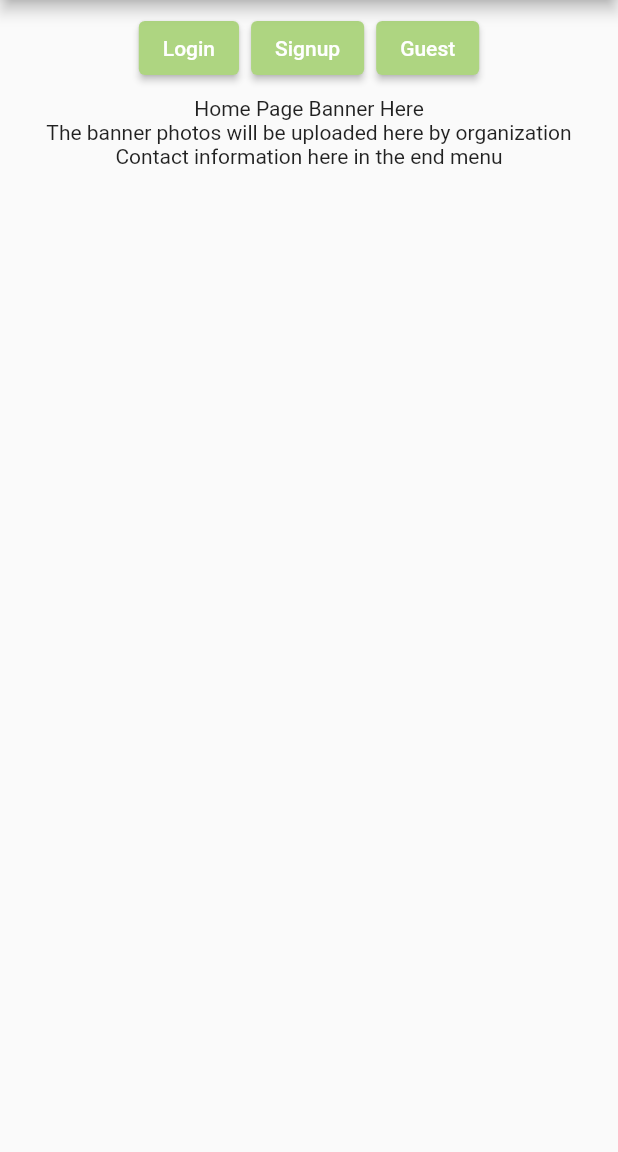
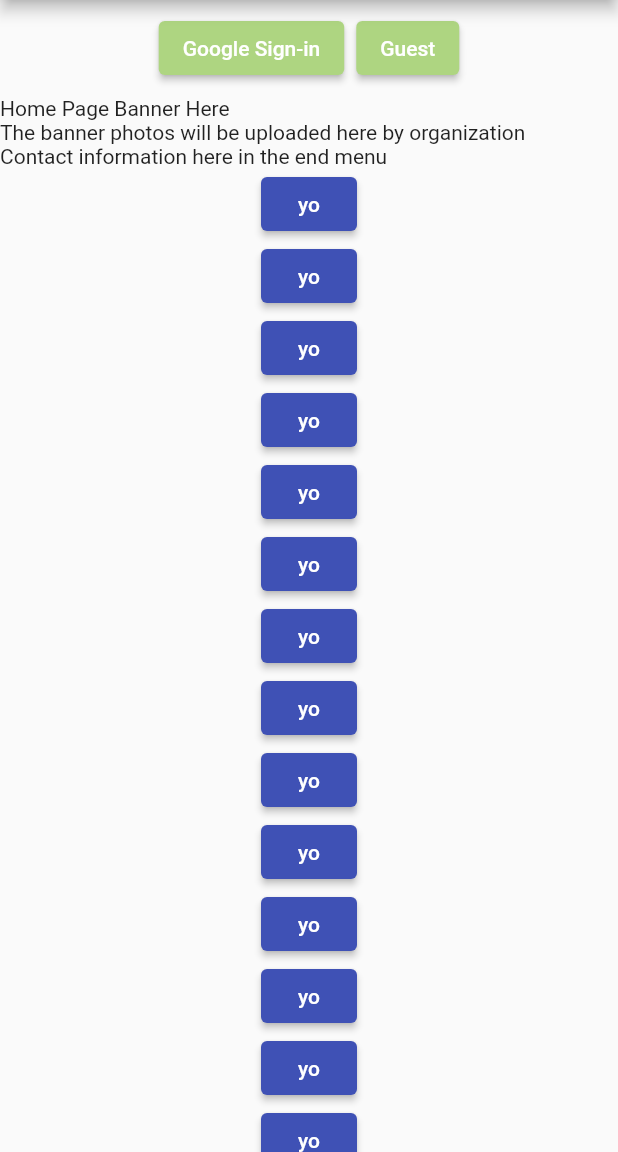
Before and after one commit to bhatiagagan24/Jack-The-Hack-Hackathon-, a Flutter app: the screen it shows after launch, on a phone screen of 412 x 824 dp, the part 84-1236 px from its top. Run offline on Flutter 3.47's test engine with Material 2 defaults, Android fonts, the phone set to English and light mode, and no system bars; missing offline and left inert: dart:ffi.

Commit message:
in applanding, return listview not column. modalsheet added

```diff
--- a/lib/screens/appLandingPage.dart
+++ b/lib/screens/appLandingPage.dart
@@ -1,6 +1,8 @@
 // login screen
 
 // ignore_for_file: file_names
+
+import 'dart:ffi';
 
 import 'package:flutter/material.dart';
 
@@ -9,8 +11,8 @@ class LoginScreen extends StatelessWidget {
 
   @override
   Widget build(BuildContext context) {
-    return Column(
-      crossAxisAlignment: CrossAxisAlignment.center,
+    return ListView(
+      // crossAxisAlignment: CrossAxisAlignment.center,
       children: <Widget>[
         // scrollDirection: Axis.vertical,
         // child:
@@ -25,14 +27,20 @@ class LoginScreen extends StatelessWidget {
               // layoutBehavior: ,
               children: <Widget>[
                 ElevatedButton(
-                  onPressed: () {},
-                  child: Text('Login'),
-                  style: ElevatedButton.styleFrom(
-                      primary: Colors.lightGreen.shade300),
-                ),
-                ElevatedButton(
-                  onPressed: () {},
-                  child: Text('Signup'),
+                  onPressed: () {
+                    showModalBottomSheet<void>(
+                      context: context,
+                      builder: (BuildContext context) {
+                        return Container(
+                          height: 200,
+                          child: Center(
+                            child: Text('This is the Modal Sheet'),
+                          ),
+                        );
+                      },
+                    );
+                  },
+                  child: Text('Google Sign-in'),
                   style: ElevatedButton.styleFrom(
                       primary: Colors.lightGreen.shade300),
                 ),
@@ -53,8 +61,31 @@ class LoginScreen extends StatelessWidget {
           'Home Page Banner Here',
         ),
         Text('The banner photos will be uploaded here by organization'),
-        Text('Contact information here in the end menu')
+        Text('Contact information here in the end menu'),
+        SingleChildScrollView(
+          child: Column(
+            children: [
+              ElevatedButton(onPressed: () {}, child: Text('yo')),
+              ElevatedButton(onPressed: () {}, child: Text('yo')),
+              ElevatedButton(onPressed: () {}, child: Text('yo')),
+              ElevatedButton(onPressed: () {}, child: Text('yo')),
+              ElevatedButton(onPressed: () {}, child: Text('yo')),
+              ElevatedButton(onPressed: () {}, child: Text('yo')),
+              ElevatedButton(onPressed: () {}, child: Text('yo')),
+              ElevatedButton(onPressed: () {}, child: Text('yo')),
+              ElevatedButton(onPressed: () {}, child: Text('yo')),
+              ElevatedButton(onPressed: () {}, child: Text('yo')),
+              ElevatedButton(onPressed: () {}, child: Text('yo')),
+              ElevatedButton(onPressed: () {}, child: Text('yo')),
+              ElevatedButton(onPressed: () {}, child: Text('yo')),
+              ElevatedButton(onPressed: () {}, child: Text('yo')),
+              ElevatedButton(onPressed: () {}, child: Text('yo')),
+            ],
+          ),
+        )
       ],
     );
   }
 }
+
+// this model sheet pops up when Google sign-in button pressed
```
